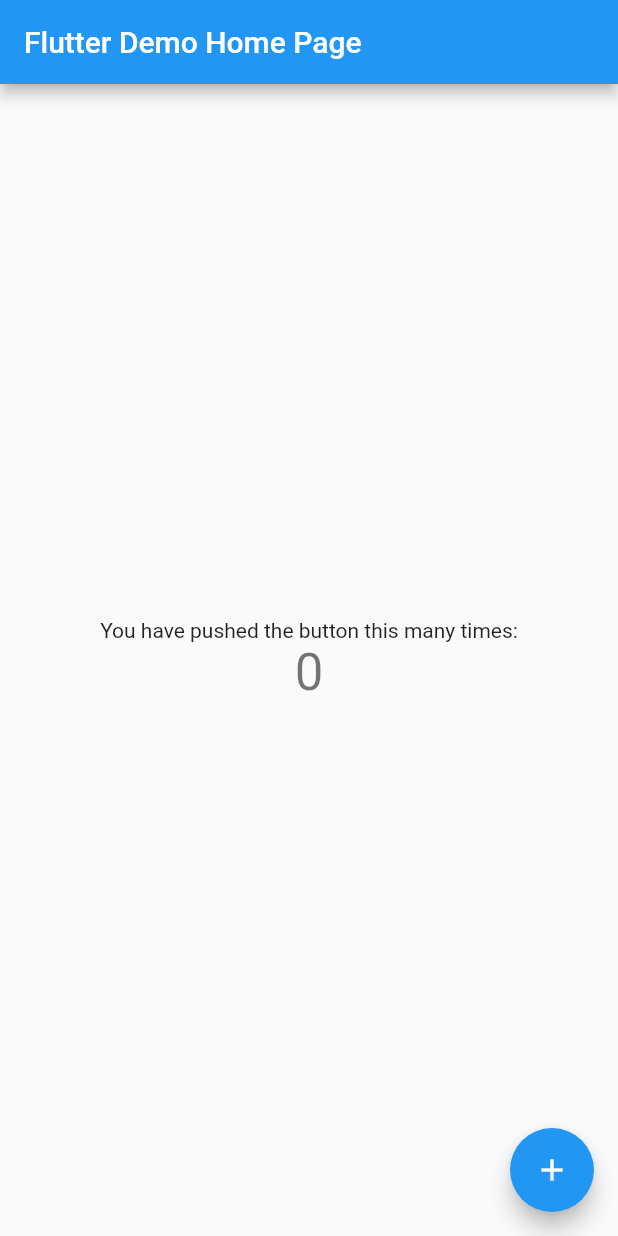
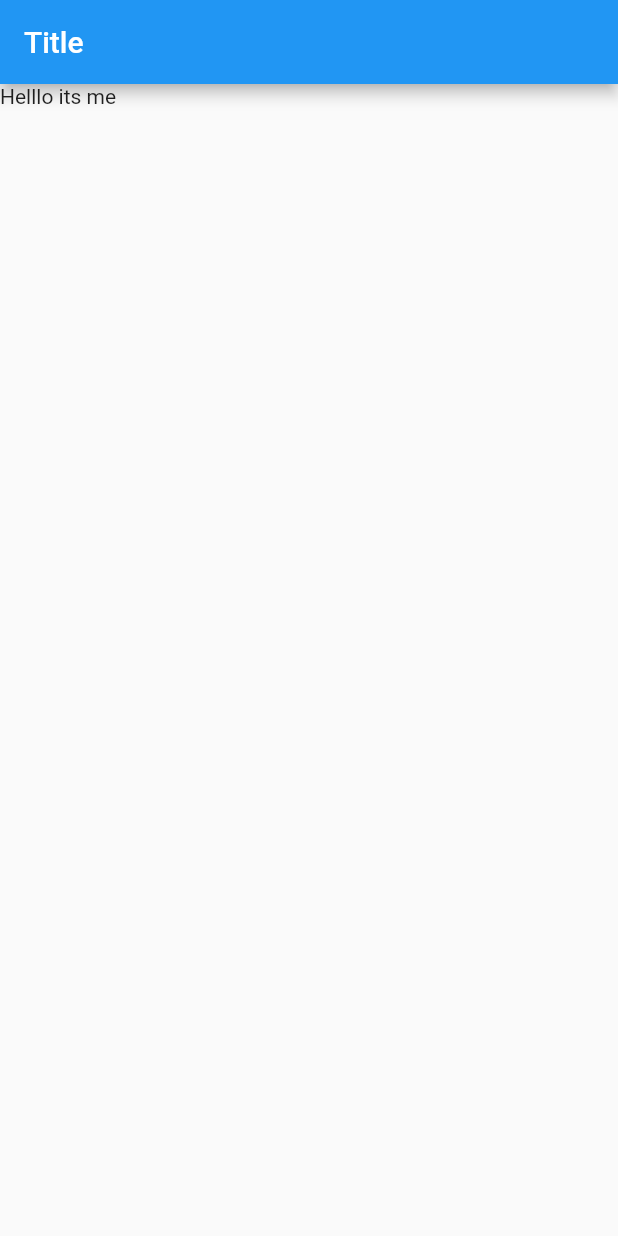
Before and after one commit to reg-is/einsatz_helper, a Flutter app: the screen it shows after launch, on a phone screen of 412 x 824 dp. Run offline on Flutter 3.47's test engine with Material 2 defaults, Android fonts, the phone set to English and light mode, and no system bars.

Commit message:
clean initial code

```diff
--- a/lib/main.dart
+++ b/lib/main.dart
@@ -1,4 +1,6 @@
 import 'package:flutter/material.dart';
+
+import 'module_etb/etb_start_page.dart';
 
 void main() {
   runApp(const MyApp());
@@ -7,109 +9,14 @@
 class MyApp extends StatelessWidget {
   const MyApp({Key? key}) : super(key: key);
 
-  // This widget is the root of your application.
   @override
   Widget build(BuildContext context) {
     return MaterialApp(
       title: 'Flutter Demo',
       theme: ThemeData(
-        // This is the theme of your application.
-        //
-        // Try running your application with "flutter run". You'll see the
-        // application has a blue toolbar. Then, without quitting the app, try
-        // changing the primarySwatch below to Colors.green and then invoke
-        // "hot reload" (press "r" in the console where you ran "flutter run",
-        // or simply save your changes to "hot reload" in a Flutter IDE).
-        // Notice that the counter didn't reset back to zero; the application
-        // is not restarted.
         primarySwatch: Colors.blue,
       ),
-      home: const MyHomePage(title: 'Flutter Demo Home Page'),
+      home: const ETBStartPage(),
     );
   }
 }
-
-class MyHomePage extends StatefulWidget {
-  const MyHomePage({Key? key, required this.title}) : super(key: key);
-
-  // This widget is the home page of your application. It is stateful, meaning
-  // that it has a State object (defined below) that contains fields that affect
-  // how it looks.
-
-  // This class is the configuration for the state. It holds the values (in this
-  // case the title) provided by the parent (in this case the App widget) and
-  // used by the build method of the State. Fields in a Widget subclass are
-  // always marked "final".
-
-  final String title;
-
-  @override
-  State<MyHomePage> createState() => _MyHomePageState();
-}
-
-class _MyHomePageState extends State<MyHomePage> {
-  int _counter = 0;
-
-  void _incrementCounter() {
-    setState(() {
-      // This call to setState tells the Flutter framework that something has
-      // changed in this State, which causes it to rerun the build method below
-      // so that the display can reflect the updated values. If we changed
-      // _counter without calling setState(), then the build method would not be
-      // called again, and so nothing would appear to happen.
-      _counter++;
-    });
-  }
-
-  @override
-  Widget build(BuildContext context) {
-    // This method is rerun every time setState is called, for instance as done
-    // by the _incrementCounter method above.
-    //
-    // The Flutter framework has been optimized to make rerunning build methods
-    // fast, so that you can just rebuild anything that needs updating rather
-    // than having to individually change instances of widgets.
-    return Scaffold(
-      appBar: AppBar(
-        // Here we take the value from the MyHomePage object that was created by
-        // the App.build method, and use it to set our appbar title.
-        title: Text(widget.title),
-      ),
-      body: Center(
-        // Center is a layout widget. It takes a single child and positions it
-        // in the middle of the parent.
-        child: Column(
-          // Column is also a layout widget. It takes a list of children and
-          // arranges them vertically. By default, it sizes itself to fit its
-          // children horizontally, and tries to be as tall as its parent.
-          //
-          // Invoke "debug painting" (press "p" in the console, choose the
-          // "Toggle Debug Paint" action from the Flutter Inspector in Android
-          // Studio, or the "Toggle Debug Paint" command in Visual Studio Code)
-          // to see the wireframe for each widget.
-          //
-          // Column has various properties to control how it sizes itself and
-          // how it positions its children. Here we use mainAxisAlignment to
-          // center the children vertically; the main axis here is the vertical
-          // axis because Columns are vertical (the cross axis would be
-          // horizontal).
-          mainAxisAlignment: MainAxisAlignment.center,
-          children: <Widget>[
-            const Text(
-              'You have pushed the button this many times:',
-            ),
-            Text(
-              '$_counter',
-              style: Theme.of(context).textTheme.headline4,
-            ),
-          ],
-        ),
-      ),
-      floatingActionButton: FloatingActionButton(
-        onPressed: _incrementCounter,
-        tooltip: 'Increment',
-        child: const Icon(Icons.add),
-      ), // This trailing comma makes auto-formatting nicer for build methods.
-    );
-  }
-}
--- /dev/null
+++ b/lib/module_etb/etb_start_page.dart
@@ -0,0 +1,20 @@
+import 'package:flutter/material.dart';
+
+class ETBStartPage extends StatefulWidget {
+  const ETBStartPage({ Key? key }) : super(key: key);
+
+  @override
+  State<ETBStartPage> createState() => _ETBStartPageState();
+}
+
+class _ETBStartPageState extends State<ETBStartPage> {
+
+  @override
+  Widget build(BuildContext context) {
+    return Scaffold(
+      appBar: AppBar(
+        title: Text('Title')),
+      body: Text('Helllo its me'),
+    );
+  }
+}
```
